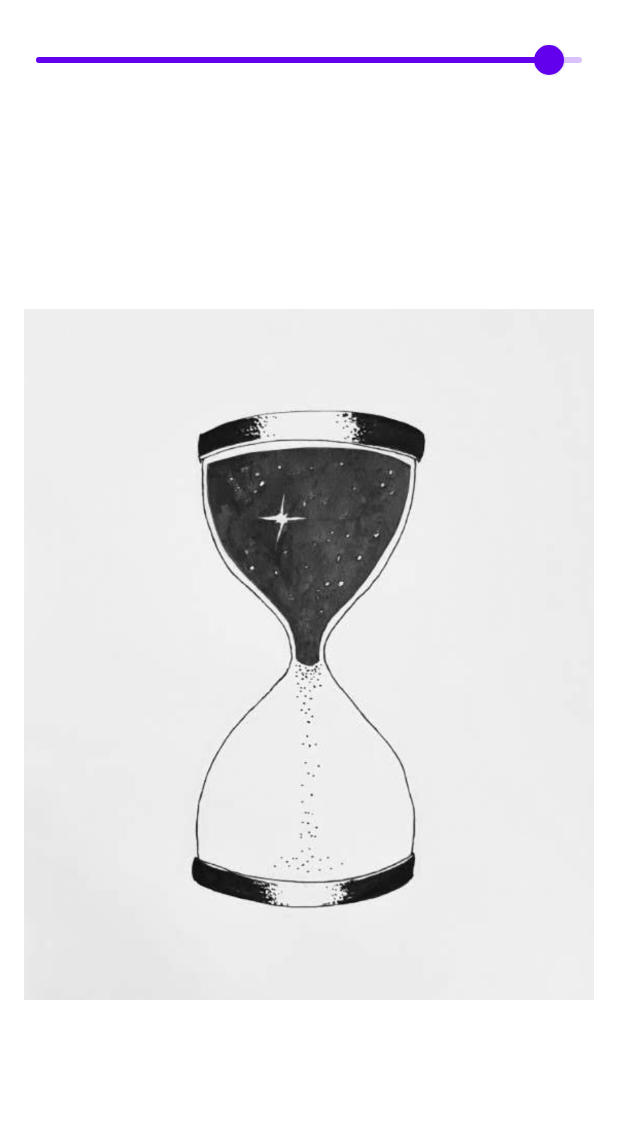
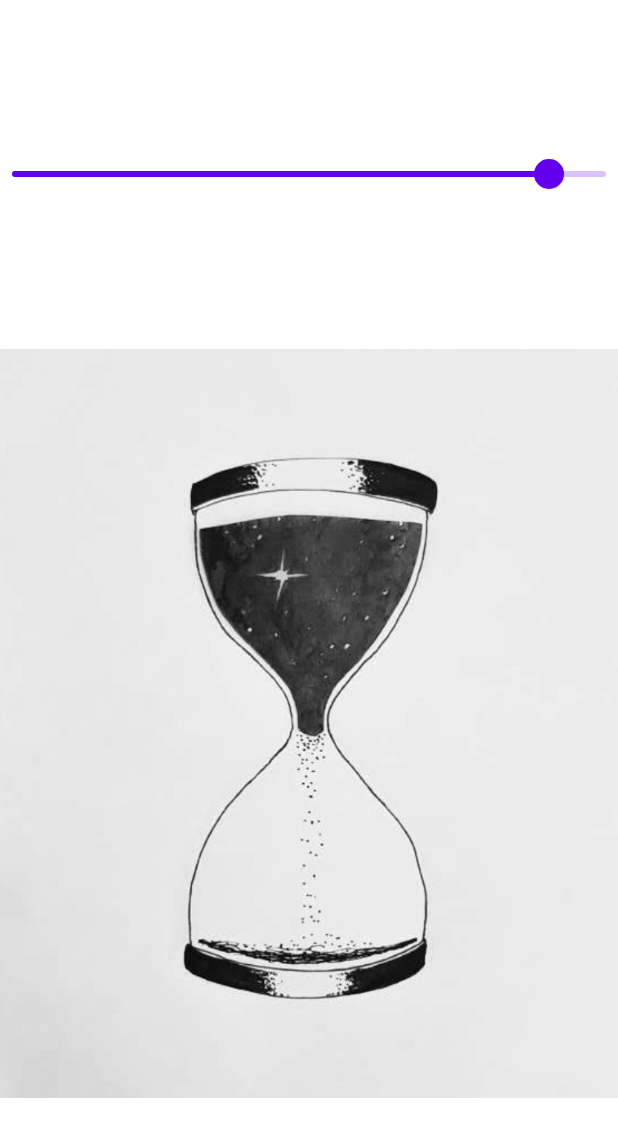
Before and after one commit to PiLearnOrg/Artydown, an Android app built with Jetpack Compose: the screen it shows after launch (MainActivity), on a phone screen of 412 x 824 dp. Shown: the top 1137 px of the screen. Run offline under Robolectric (Android 15) with nearby library versions, the phone set to English and light mode, and no system bars; our stand-ins replace livedata-compose.

Commit message:
Finish code

```diff
--- a/app/src/main/java/com/example/androiddevchallenge/AdViewModel.kt
+++ b/app/src/main/java/com/example/androiddevchallenge/AdViewModel.kt
@@ -11,17 +11,8 @@ class AdViewModel : ViewModel() {
         const val MAX_TOTAL_TIME = 54;
     }
 
-    private val _totalTime = MutableLiveData(MAX_TOTAL_TIME)
-    val totalTime: LiveData<Int> = _totalTime
     private val _time = MutableLiveData(MAX_TOTAL_TIME)
     val time: LiveData<Int> = _time
-
-    fun onTotalTimeStringChanged(newTotalTime: Int) {
-        GlobalScope.launch(Dispatchers.Main) {
-            _totalTime.value = newTotalTime
-            _time.value = newTotalTime.toInt()
-        }
-    }
 
     fun onTimeChanged(newTime: Int) {
         GlobalScope.launch(Dispatchers.Main) {
--- a/app/src/main/java/com/example/androiddevchallenge/MainActivity.kt
+++ b/app/src/main/java/com/example/androiddevchallenge/MainActivity.kt
@@ -22,10 +22,8 @@ import androidx.compose.runtime.Composable
 import androidx.compose.ui.tooling.preview.Preview
 import com.example.androiddevchallenge.ui.theme.AdTheme
 import androidx.activity.viewModels
-import androidx.compose.foundation.layout.Column
-import androidx.compose.foundation.layout.padding
 import androidx.compose.foundation.Image
-import androidx.compose.foundation.layout.fillMaxSize
+import androidx.compose.foundation.layout.*
 import androidx.compose.material.*
 import androidx.compose.runtime.livedata.observeAsState
 import androidx.compose.ui.Alignment
@@ -43,8 +41,8 @@ class MainActivity : AppCompatActivity() {
         setContent {
             AdTheme {
                 AdScreen(
-                    viewModel::onTotalTimeStringChanged,
-                    viewModel.time.observeAsState(initial = 0).value
+                    viewModel::onTimeChanged,
+                    viewModel.time.observeAsState(initial = AdViewModel.MAX_TOTAL_TIME).value
                 )
             }
         }
@@ -58,8 +56,9 @@ fun AdScreen(
 ) {
     Surface(color = MaterialTheme.colors.background) {
         Column(
-            Modifier.padding(16.dp),
-            horizontalAlignment = Alignment.CenterHorizontally
+            modifier = Modifier.fillMaxWidth().fillMaxHeight(),
+            horizontalAlignment = Alignment.CenterHorizontally,
+            verticalArrangement = Arrangement.SpaceEvenly
         ) {
             IntegerSlider(
                 value = time,
@@ -67,9 +66,9 @@ fun AdScreen(
                 valueRange = 0..AdViewModel.MAX_TOTAL_TIME
             )
             Image(
-                modifier = Modifier.fillMaxSize(),
+                modifier = Modifier.fillMaxWidth(),
                 alignment = Alignment.Center,
-                contentScale = ContentScale.Fit,
+                contentScale = ContentScale.FillWidth,
                 painter = painterResource(id = R.drawable.hourglass00 + time),
                 contentDescription = "Hourglass $time visual representation"
             )
@@ -96,7 +95,7 @@ fun LightPreview() {
     val viewModel: AdViewModel = AdViewModel()
     AdTheme {
         AdScreen(
-            viewModel::onTotalTimeStringChanged,
+            viewModel::onTimeChanged,
             viewModel.time.observeAsState(initial = 0).value
         )
     }
```
